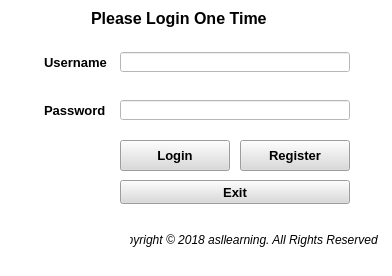
First picture: the form in UI/login.ui, repository Nifra514/keras-cnn, before the edit.
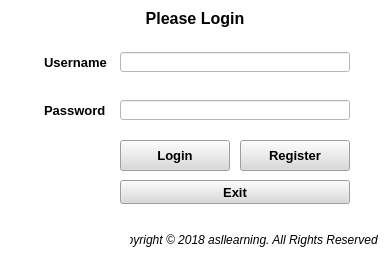
Second picture: the form after the edit. Icons and pictures are not drawn.

The edit to the form file:
```diff
--- a/UI/login.ui
+++ b/UI/login.ui
@@ -27,9 +27,9 @@
    <widget class="QLabel" name="label_3">
     <property name="geometry">
      <rect>
-      <x>91</x>
+      <x>140</x>
       <y>9</y>
-      <width>190</width>
+      <width>110</width>
       <height>19</height>
      </rect>
     </property>
@@ -42,7 +42,10 @@
      </font>
     </property>
     <property name="text">
-     <string>Please Login One Time</string>
+     <string>Please Login</string>
+    </property>
+    <property name="alignment">
+     <set>Qt::AlignCenter</set>
     </property>
    </widget>
    <widget class="QLabel" name="label">
```
